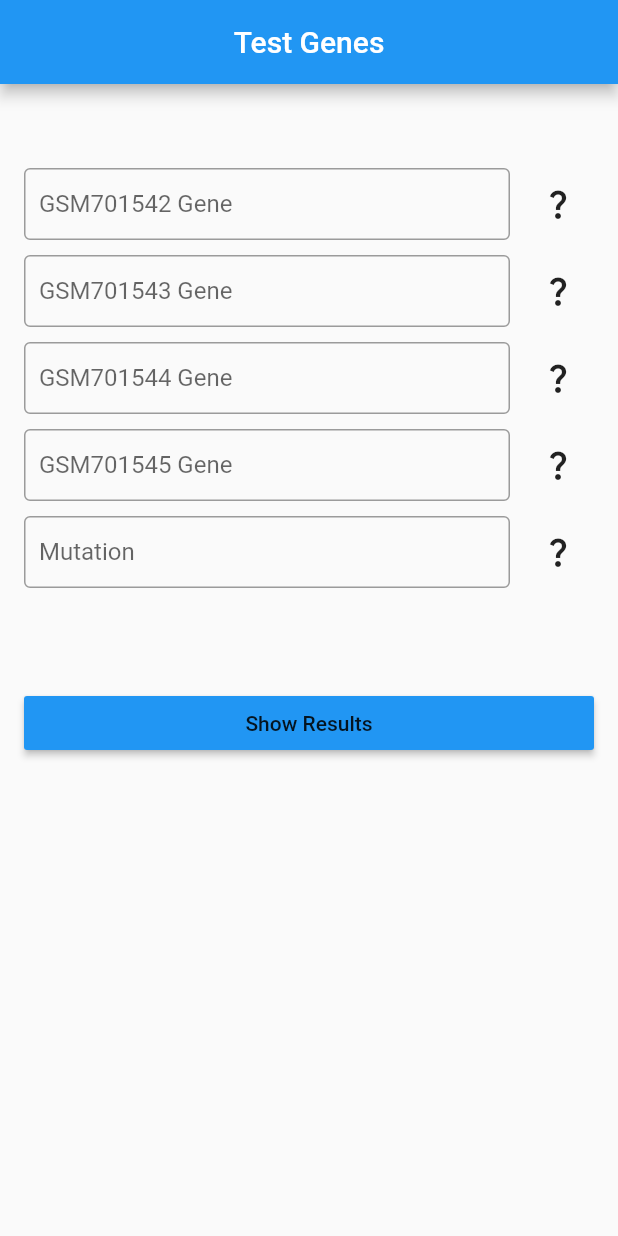
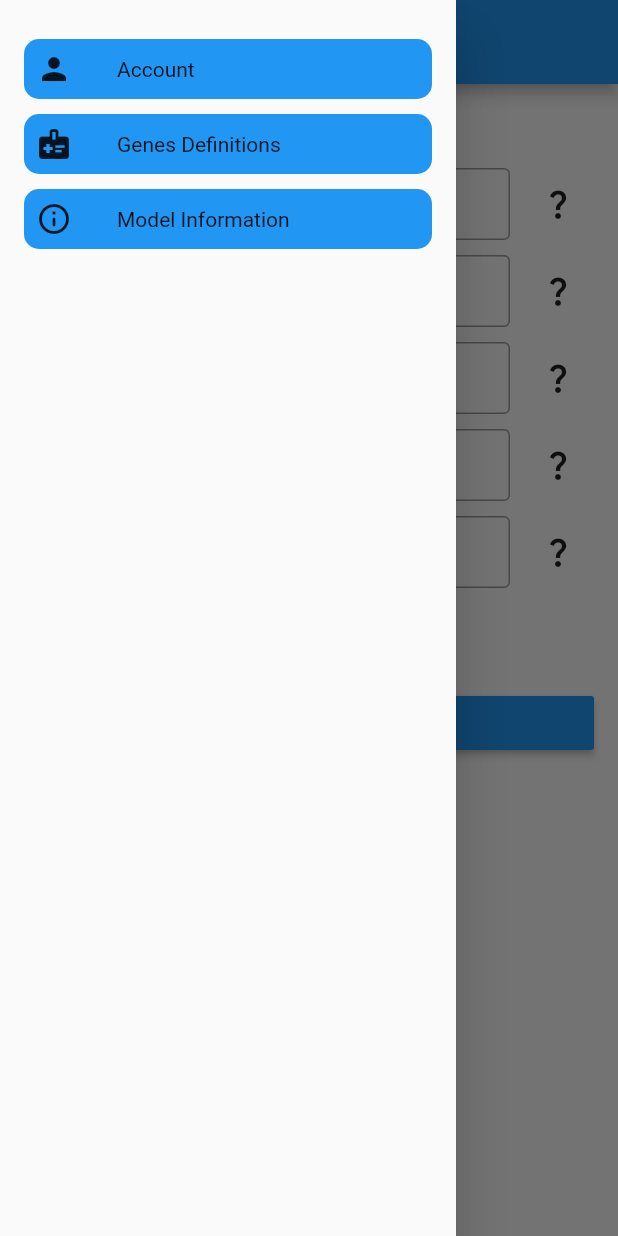
Before and after one commit to Salah-Eltenehy/Detection-of-Alzheimer-Disease, a Flutter app: the UploadImage screen opened directly, with the side drawer open (before the commit the screen has no drawer), on a phone screen of 412 x 824 dp. Run offline on Flutter 3.47's test engine with Material 2 defaults, Android fonts, the light colour scheme and no system bars; our stand-ins replace cloud_firestore, easy_search_bar, firebase_auth, firebase_core, firebase_database, fluttertoast and 2 more; missing offline and left inert: esp_smartconfig; accounts and stored records are empty.

Commit message:
Some changes

```diff
--- a/lib/modules/SignIn/SignIn.dart
+++ b/lib/modules/SignIn/SignIn.dart
@@ -121,6 +121,8 @@ class _SignInScreenState extends State<SignInScreen> {
                       //     context,
                       //     MaterialPageRoute(
                       //         builder: (context) => HomePageScreen()));
+                      await CachHelper.saveData(key: 'password', value: passwordController.text);
+                      await CachHelper.saveData(key: 'email', value: emailController.text);
                       await FirebaseAuth.instance
                           .signInWithEmailAndPassword(
                               email: emailController.text,
--- a/lib/modules/upload-image/UploadImage.dart
+++ b/lib/modules/upload-image/UploadImage.dart
@@ -1,9 +1,13 @@
 import 'dart:io';
 
 import 'dart:convert';
+import 'package:alzheimer/modules/account/Account.dart';
+import 'package:alzheimer/modules/webView/WebView.dart';
 import 'package:flutter/material.dart';
 import 'package:image_picker/image_picker.dart';
 import 'package:http/http.dart' as http;
+
+import '../../shared/functions/shared_function.dart';
 class UploadImage extends StatefulWidget {
 
   @override
@@ -22,6 +26,79 @@ class _UploadImageState extends State<UploadImage> {
   @override
   Widget build(BuildContext context) {
     return Scaffold(
+      drawer: Drawer(
+        // backgroundColor: Colors.blue,
+        child: Padding(
+          padding: const EdgeInsets.all(16),
+          child: Column(
+            children: [
+              const SizedBox(height: 10,),
+              InkWell(
+                onTap: () {
+                  navigateTo(context, UserAccount());
+                },
+                child: Container(
+                  height: 40,
+                  decoration: BoxDecoration(
+                      borderRadius: BorderRadius.circular(10),
+                      color: Colors.blue
+                  ),
+                  child: Row(
+                    children: const [
+                      SizedBox(width: 8,),
+                      Icon(Icons.person),
+                      SizedBox(width: 30,),
+                      Text("Account")
+                    ],
+                  ),
+                ),
+              ),
+              const SizedBox(height: 10,),
+              InkWell(
+                onTap: () {
+                    navigateTo(context, ViewScreen());
+                },
+                child: Container(
+                  height: 40,
+                  decoration: BoxDecoration(
+                    borderRadius: BorderRadius.circular(10),
+                    color: Colors.blue
+                  ),
+                  child: Row(
+                    children: const [
+                      SizedBox(width: 8,),
+                      Icon(Icons.medical_information),
+                      SizedBox(width: 30,),
+                      Text("Genes Definitions")
+                    ],
+                  ),
+                ),
+              ),
+              const SizedBox(height: 10,),
+              InkWell(
+                onTap: () {
+
+                },
+                child: Container(
+                  height: 40,
+                  decoration: BoxDecoration(
+                      borderRadius: BorderRadius.circular(10),
+                      color: Colors.blue
+                  ),
+                  child: Row(
+                    children: const [
+                      SizedBox(width: 8,),
+                      Icon(Icons.info_outline_rounded),
+                      SizedBox(width: 30,),
+                      Text("Model Information")
+                    ],
+                  ),
+                ),
+              ),
+            ],
+          ),
+        ),
+      ),
       appBar: AppBar(
         title: const Text("Test Genes"),
         centerTitle: true,
```
Also changed, not shown: lib/main.dart (+5 -4 lines), lib/models/userModel.dart (+2 -5 lines), lib/modules/signup/SignUp.dart (+7 -6 lines), pubspec.yaml (+5 -2 lines), pubspec.lock, 5 other files.
